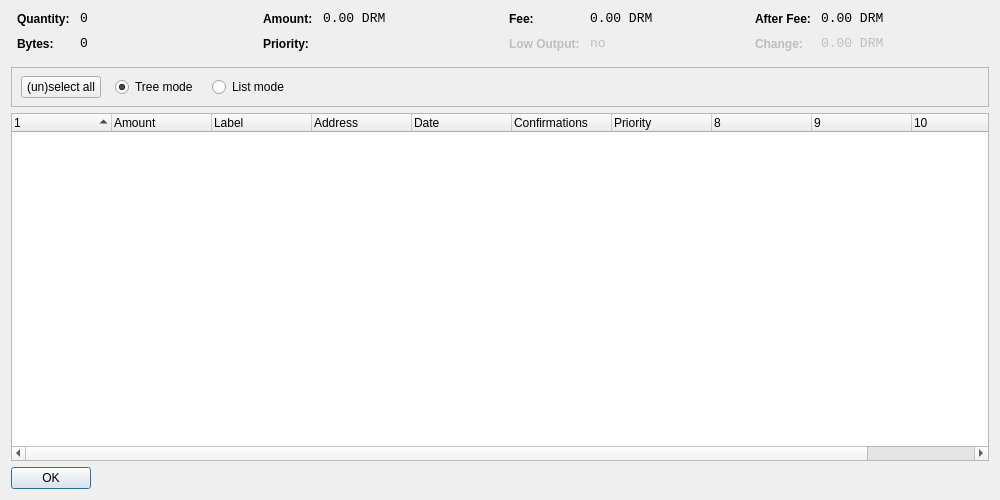
Jumperbillijumper/jumpcoin, file src/qt/forms/coincontroldialog.ui: the form before one commit.
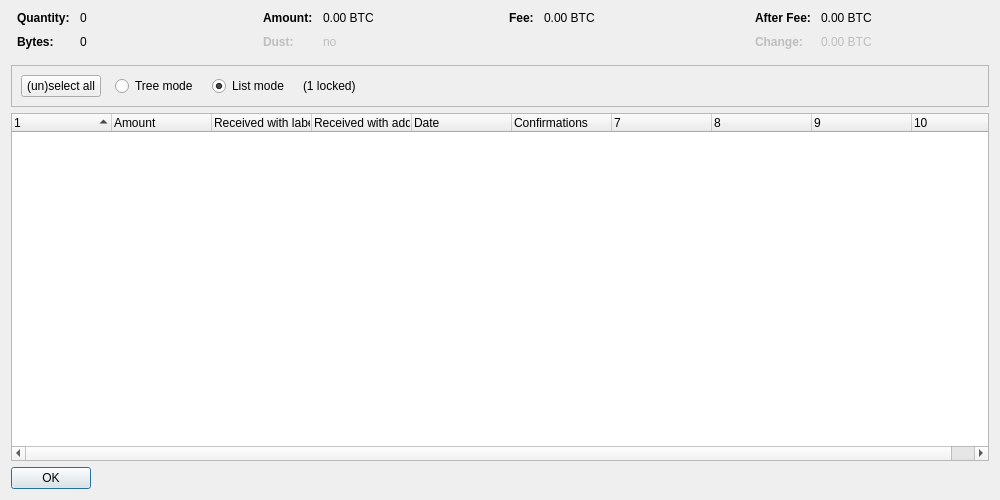
The form after the commit. Custom widgets are drawn as their Qt base class.

Diff of the .ui file:
```diff
--- a/src/qt/forms/coincontroldialog.ui
+++ b/src/qt/forms/coincontroldialog.ui
@@ -38,8 +38,11 @@
        </property>
        <item row="0" column="0">
         <widget class="QLabel" name="labelCoinControlQuantityText">
-         <property name="styleSheet">
-          <string notr="true">font-weight:bold;</string>
+         <property name="font">
+          <font>
+           <weight>75</weight>
+           <bold>true</bold>
+          </font>
          </property>
          <property name="text">
           <string>Quantity:</string>
@@ -48,12 +51,6 @@
        </item>
        <item row="0" column="1">
         <widget class="QLabel" name="labelCoinControlQuantity">
-         <property name="font">
-          <font>
-           <family>Monospace</family>
-           <pointsize>10</pointsize>
-          </font>
-         </property>
          <property name="cursor">
           <cursorShape>IBeamCursor</cursorShape>
          </property>
@@ -70,8 +67,11 @@
        </item>
        <item row="1" column="0">
         <widget class="QLabel" name="labelCoinControlBytesText">
-         <property name="styleSheet">
-          <string notr="true">font-weight:bold;</string>
+         <property name="font">
+          <font>
+           <weight>75</weight>
+           <bold>true</bold>
+          </font>
          </property>
          <property name="text">
           <string>Bytes:</string>
@@ -80,12 +80,6 @@
        </item>
        <item row="1" column="1">
         <widget class="QLabel" name="labelCoinControlBytes">
-         <property name="font">
-          <font>
-           <family>Monospace</family>
-           <pointsize>10</pointsize>
-          </font>
-         </property>
          <property name="cursor">
           <cursorShape>IBeamCursor</cursorShape>
          </property>
@@ -118,8 +112,11 @@
        </property>
        <item row="0" column="0">
         <widget class="QLabel" name="labelCoinControlAmountText">
-         <property name="styleSheet">
-          <string notr="true">font-weight:bold;</string>
+         <property name="font">
+          <font>
+           <weight>75</weight>
+           <bold>true</bold>
+          </font>
          </property>
          <property name="text">
           <string>Amount:</string>
@@ -128,12 +125,6 @@
        </item>
        <item row="0" column="1">
         <widget class="QLabel" name="labelCoinControlAmount">
-         <property name="font">
-          <font>
-           <family>Monospace</family>
-           <pointsize>10</pointsize>
-          </font>
-         </property>
          <property name="cursor">
           <cursorShape>IBeamCursor</cursorShape>
          </property>
@@ -141,7 +132,7 @@
           <enum>Qt::ActionsContextMenu</enum>
          </property>
          <property name="text">
-          <string notr="true">0.00 DRM</string>
+          <string notr="true">0.00 BTC</string>
          </property>
          <property name="textInteractionFlags">
           <set>Qt::LinksAccessibleByMouse|Qt::TextSelectableByKeyboard|Qt::TextSelectableByMouse</set>
@@ -149,22 +140,25 @@
         </widget>
        </item>
        <item row="1" column="0">
-        <widget class="QLabel" name="labelCoinControlPriorityText">
-         <property name="styleSheet">
-          <string notr="true">font-weight:bold;</string>
+        <widget class="QLabel" name="labelCoinControlLowOutputText">
+         <property name="enabled">
+          <bool>false</bool>
+         </property>
+         <property name="font">
+          <font>
+           <weight>75</weight>
+           <bold>true</bold>
+          </font>
          </property>
          <property name="text">
-          <string>Priority:</string>
+          <string>Dust:</string>
          </property>
         </widget>
        </item>
        <item row="1" column="1">
-        <widget class="QLabel" name="labelCoinControlPriority">
-         <property name="font">
-          <font>
-           <family>Monospace</family>
-           <pointsize>10</pointsize>
-          </font>
+        <widget class="QLabel" name="labelCoinControlLowOutput">
+         <property name="enabled">
+          <bool>false</bool>
          </property>
          <property name="cursor">
           <cursorShape>IBeamCursor</cursorShape>
@@ -173,7 +167,7 @@
           <enum>Qt::ActionsContextMenu</enum>
          </property>
          <property name="text">
-          <string/>
+          <string notr="true">no</string>
          </property>
          <property name="textInteractionFlags">
           <set>Qt::LinksAccessibleByMouse|Qt::TextSelectableByKeyboard|Qt::TextSelectableByMouse</set>
@@ -198,8 +192,11 @@
        </property>
        <item row="0" column="0">
         <widget class="QLabel" name="labelCoinControlFeeText">
-         <property name="styleSheet">
-          <string notr="true">font-weight:bold;</string>
+         <property name="font">
+          <font>
+           <weight>75</weight>
+           <bold>true</bold>
+          </font>
          </property>
          <property name="text">
           <string>Fee:</string>
@@ -208,12 +205,6 @@
        </item>
        <item row="0" column="1">
         <widget class="QLabel" name="labelCoinControlFee">
-         <property name="font">
-          <font>
-           <family>Monospace</family>
-           <pointsize>10</pointsize>
-          </font>
-         </property>
          <property name="cursor">
           <cursorShape>IBeamCursor</cursorShape>
          </property>
@@ -221,45 +212,7 @@
           <enum>Qt::ActionsContextMenu</enum>
          </property>
          <property name="text">
-          <string notr="true">0.00 DRM</string>
-         </property>
-         <property name="textInteractionFlags">
-          <set>Qt::LinksAccessibleByMouse|Qt::TextSelectableByKeyboard|Qt::TextSelectableByMouse</set>
-         </property>
-        </widget>
-       </item>
-       <item row="1" column="0">
-        <widget class="QLabel" name="labelCoinControlLowOutputText">
-         <property name="enabled">
-          <bool>false</bool>
-         </property>
-         <property name="styleSheet">
-          <string notr="true">font-weight:bold;</string>
-         </property>
-         <property name="text">
-          <string>Low Output:</string>
-         </property>
-        </widget>
-       </item>
-       <item row="1" column="1">
-        <widget class="QLabel" name="labelCoinControlLowOutput">
-         <property name="enabled">
-          <bool>false</bool>
-         </property>
-         <property name="font">
-          <font>
-           <family>Monospace</family>
-           <pointsize>10</pointsize>
-          </font>
-         </property>
-         <property name="cursor">
-          <cursorShape>IBeamCursor</cursorShape>
-         </property>
-         <property name="contextMenuPolicy">
-          <enum>Qt::ActionsContextMenu</enum>
-         </property>
-         <property name="text">
-          <string notr="true">no</string>
+          <string notr="true">0.00 BTC</string>
          </property>
          <property name="textInteractionFlags">
           <set>Qt::LinksAccessibleByMouse|Qt::TextSelectableByKeyboard|Qt::TextSelectableByMouse</set>
@@ -284,8 +237,11 @@
        </property>
        <item row="0" column="0">
         <widget class="QLabel" name="labelCoinControlAfterFeeText">
-         <property name="styleSheet">
-          <string notr="true">font-weight:bold;</string>
+         <property name="font">
+          <font>
+           <weight>75</weight>
+           <bold>true</bold>
+          </font>
          </property>
          <property name="text">
           <string>After Fee:</string>
@@ -294,12 +250,6 @@
        </item>
        <item row="0" column="1">
         <widget class="QLabel" name="labelCoinControlAfterFee">
-         <property name="font">
-          <font>
-           <family>Monospace</family>
-           <pointsize>10</pointsize>
-          </font>
-         </property>
          <property name="cursor">
           <cursorShape>IBeamCursor</cursorShape>
          </property>
@@ -307,7 +257,7 @@
           <enum>Qt::ActionsContextMenu</enum>
          </property>
          <property name="text">
-          <string notr="true">0.00 DRM</string>
+          <string notr="true">0.00 BTC</string>
          </property>
          <property name="textInteractionFlags">
           <set>Qt::LinksAccessibleByMouse|Qt::TextSelectableByKeyboard|Qt::TextSelectableByMouse</set>
@@ -319,8 +269,11 @@
          <property name="enabled">
           <bool>false</bool>
          </property>
-         <property name="styleSheet">
-          <string notr="true">font-weight:bold;</string>
+         <property name="font">
+          <font>
+           <weight>75</weight>
+           <bold>true</bold>
+          </font>
          </property>
          <property name="text">
           <string>Change:</string>
@@ -332,12 +285,6 @@
          <property name="enabled">
           <bool>false</bool>
          </property>
-         <property name="font">
-          <font>
-           <family>Monospace</family>
-           <pointsize>10</pointsize>
-          </font>
-         </property>
          <property name="cursor">
           <cursorShape>IBeamCursor</cursorShape>
          </property>
@@ -345,7 +292,7 @@
           <enum>Qt::ActionsContextMenu</enum>
          </property>
          <property name="text">
-          <string notr="true">0.00 DRM</string>
+          <string notr="true">0.00 BTC</string>
          </property>
          <property name="textInteractionFlags">
           <set>Qt::LinksAccessibleByMouse|Qt::TextSelectableByKeyboard|Qt::TextSelectableByMouse</set>
@@ -370,15 +317,8 @@
      <property name="frameShadow">
       <enum>QFrame::Sunken</enum>
      </property>
-     <widget class="QWidget" name="horizontalLayoutWidget">
-      <property name="geometry">
-       <rect>
-        <x>10</x>
-        <y>0</y>
-        <width>781</width>
-        <height>41</height>
-       </rect>
-      </property>
+     <layout class="QHBoxLayout" name="horizontalLayout">
+      <item>
       <layout class="QHBoxLayout" name="horizontalLayoutPanel" stretch="0,0,0,0,0">
        <property name="spacing">
         <number>14</number>
@@ -394,6 +334,9 @@
          <property name="text">
           <string>(un)select all</string>
          </property>
+          <property name="autoDefault">
+           <bool>false</bool>
+          </property>
         </widget>
        </item>
        <item>
@@ -407,9 +350,6 @@
          <property name="text">
           <string>Tree mode</string>
          </property>
-         <property name="checked">
-          <bool>true</bool>
-         </property>
         </widget>
        </item>
        <item>
@@ -423,6 +363,16 @@
          <property name="text">
           <string>List mode</string>
          </property>
+          <property name="checked">
+           <bool>true</bool>
+          </property>
+         </widget>
+        </item>
+        <item>
+         <widget class="QLabel" name="labelLocked">
+          <property name="text">
+           <string notr="true">(1 locked)</string>
+          </property>
         </widget>
        </item>
        <item>
@@ -439,7 +389,8 @@
         </spacer>
        </item>
       </layout>
-     </widget>
+      </item>
+     </layout>
     </widget>
    </item>
    <item>
@@ -451,7 +402,7 @@
       <bool>false</bool>
      </property>
      <property name="columnCount">
-      <number>11</number>
+      <number>10</number>
      </property>
      <attribute name="headerShowSortIndicator" stdset="0">
       <bool>true</bool>
@@ -471,12 +422,12 @@
      </column>
      <column>
       <property name="text">
-       <string>Label</string>
+       <string>Received with label</string>
       </property>
      </column>
      <column>
       <property name="text">
-       <string>Address</string>
+       <string>Received with address</string>
       </property>
      </column>
      <column>
@@ -492,11 +443,6 @@
        <string>Confirmed</string>
       </property>
      </column>
-     <column>
-      <property name="text">
-       <string>Priority</string>
-      </property>
-     </column>
      <column>
       <property name="text">
        <string/>
```
Left out of the diff: 2 changed lines with no effect on the pictures. Lines whose indentation alone changed are shown as unchanged.
